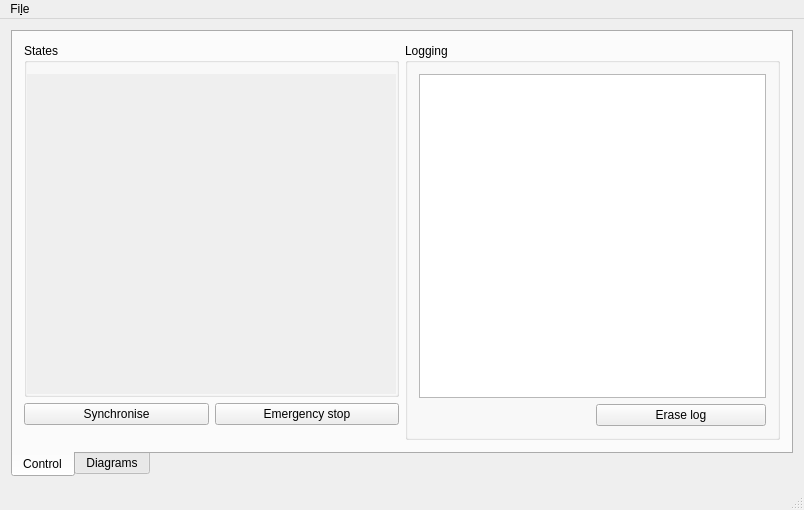
First picture: the form in MainWindow.ui, repository szotsaki/robot-state-modeller, before the edit.
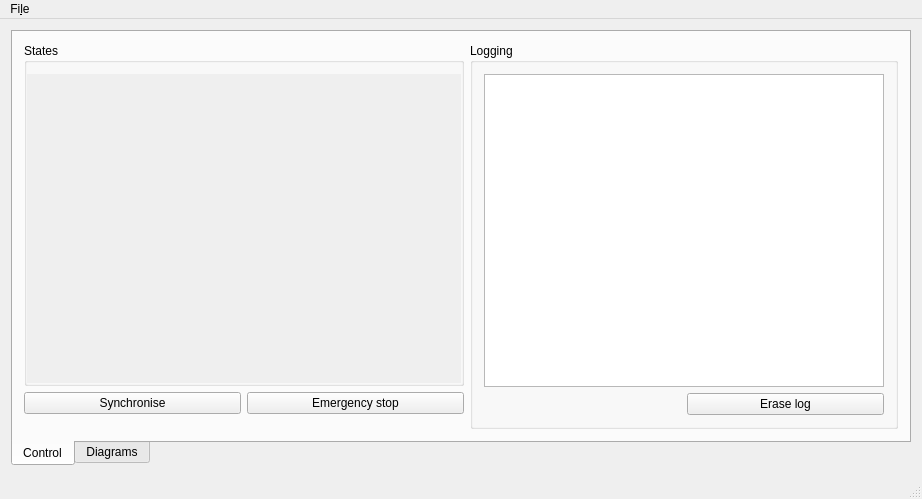
Second picture: the form after the edit. Icons and pictures are not drawn. Custom widgets are drawn as their Qt base class.

Diff of the .ui file:
```diff
--- a/MainWindow.ui
+++ b/MainWindow.ui
@@ -6,8 +6,8 @@
    <rect>
     <x>0</x>
     <y>0</y>
-    <width>804</width>
-    <height>510</height>
+    <width>901</width>
+    <height>499</height>
    </rect>
   </property>
   <property name="windowTitle">
@@ -39,6 +39,12 @@
           </property>
           <item row="0" column="0" colspan="2">
            <widget class="QGroupBox" name="groupBoxStates">
+            <property name="minimumSize">
+             <size>
+              <width>440</width>
+              <height>0</height>
+             </size>
+            </property>
             <property name="title">
              <string>States</string>
             </property>
@@ -74,8 +80,8 @@
                  <rect>
                   <x>0</x>
                   <y>0</y>
-                  <width>379</width>
-                  <height>347</height>
+                  <width>436</width>
+                  <height>336</height>
                  </rect>
                 </property>
                 <layout class="QVBoxLayout" name="verticalLayoutStates">
@@ -139,7 +145,14 @@
           </property>
           <layout class="QGridLayout" name="gridLayout">
            <item row="0" column="0" colspan="2">
-            <widget class="QTextBrowser" name="textBrowserLogging"/>
+            <widget class="QTextBrowser" name="textBrowserLogging">
+             <property name="minimumSize">
+              <size>
+               <width>400</width>
+               <height>200</height>
+              </size>
+             </property>
+            </widget>
            </item>
            <item row="1" column="1">
             <widget class="QPushButton" name="pushButtonEraseLog">
@@ -210,7 +223,7 @@
     <rect>
      <x>0</x>
      <y>0</y>
-     <width>804</width>
+     <width>901</width>
      <height>24</height>
     </rect>
    </property>
```
